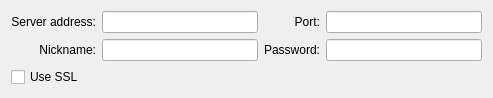
Old version of the form libaki/dialogs/quickconnection.ui in the repository KDE/aki.
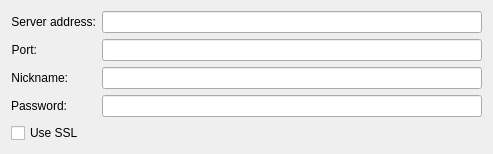
New version of the form. Custom widgets are drawn as their Qt base class.

Commit message: Added macro information to the CMakeLists.txt Made plugins directory optional Made changes to support the new NickInfo instead of plain QString Made changes to dialogs to use QFormLayout where fitted Made it only possible to use intergers for QuickConnection port Fixed two outstanding issues with edit and delete server Removed the useless signals from KConfigXT as I went and did it a different way Added an option to support to hide netsplits (Haven't tested yet)

Diff of the .ui file:
```diff
--- a/libaki/dialogs/quickconnection.ui
+++ b/libaki/dialogs/quickconnection.ui
@@ -7,15 +7,18 @@
     <x>0</x>
     <y>0</y>
     <width>493</width>
-    <height>98</height>
+    <height>149</height>
    </rect>
   </property>
   <property name="windowTitle">
    <string>Quick Connection</string>
   </property>
-  <layout class="QGridLayout" name="gridLayout_2">
+  <layout class="QGridLayout" name="gridLayout">
    <item row="0" column="0">
-    <layout class="QGridLayout" name="gridLayout">
+    <layout class="QFormLayout" name="formLayout">
+     <property name="fieldGrowthPolicy">
+      <enum>QFormLayout::ExpandingFieldsGrow</enum>
+     </property>
      <item row="0" column="0">
       <widget class="QLabel" name="label">
        <property name="text">
@@ -26,16 +29,6 @@
        </property>
       </widget>
      </item>
-     <item row="1" column="0">
-      <widget class="QLabel" name="label_2">
-       <property name="text">
-        <string>Nickname:</string>
-       </property>
-       <property name="alignment">
-        <set>Qt::AlignRight|Qt::AlignTrailing|Qt::AlignVCenter</set>
-       </property>
-      </widget>
-     </item>
      <item row="0" column="1">
       <widget class="KLineEdit" name="serverAddress">
        <property name="showClearButton" stdset="0">
@@ -43,14 +36,7 @@
        </property>
       </widget>
      </item>
-     <item row="1" column="1">
-      <widget class="KLineEdit" name="nickname">
-       <property name="showClearButton" stdset="0">
-        <bool>true</bool>
-       </property>
-      </widget>
-     </item>
-     <item row="0" column="2">
+     <item row="1" column="0">
       <widget class="QLabel" name="label_3">
        <property name="text">
         <string>Port:</string>
@@ -60,7 +46,31 @@
        </property>
       </widget>
      </item>
-     <item row="1" column="2">
+     <item row="1" column="1">
+      <widget class="KLineEdit" name="serverPort">
+       <property name="showClearButton" stdset="0">
+        <bool>true</bool>
+       </property>
+      </widget>
+     </item>
+     <item row="2" column="0">
+      <widget class="QLabel" name="label_2">
+       <property name="text">
+        <string>Nickname:</string>
+       </property>
+       <property name="alignment">
+        <set>Qt::AlignRight|Qt::AlignTrailing|Qt::AlignVCenter</set>
+       </property>
+      </widget>
+     </item>
+     <item row="2" column="1">
+      <widget class="KLineEdit" name="nickname">
+       <property name="showClearButton" stdset="0">
+        <bool>true</bool>
+       </property>
+      </widget>
+     </item>
+     <item row="3" column="0">
       <widget class="QLabel" name="label_4">
        <property name="text">
         <string>Password:</string>
@@ -70,21 +80,14 @@
        </property>
       </widget>
      </item>
-     <item row="0" column="3">
-      <widget class="KLineEdit" name="serverPort">
-       <property name="showClearButton" stdset="0">
-        <bool>true</bool>
-       </property>
-      </widget>
-     </item>
-     <item row="1" column="3">
+     <item row="3" column="1">
       <widget class="KLineEdit" name="password">
        <property name="showClearButton" stdset="0">
         <bool>true</bool>
        </property>
       </widget>
      </item>
-     <item row="2" column="0" colspan="4">
+     <item row="4" column="0" colspan="2">
       <widget class="QCheckBox" name="enableSSL">
        <property name="text">
         <string>Use SSL</string>
```
Left out of the diff: 3 changed lines with no effect on the pictures. The commit also changes 21 other files.
